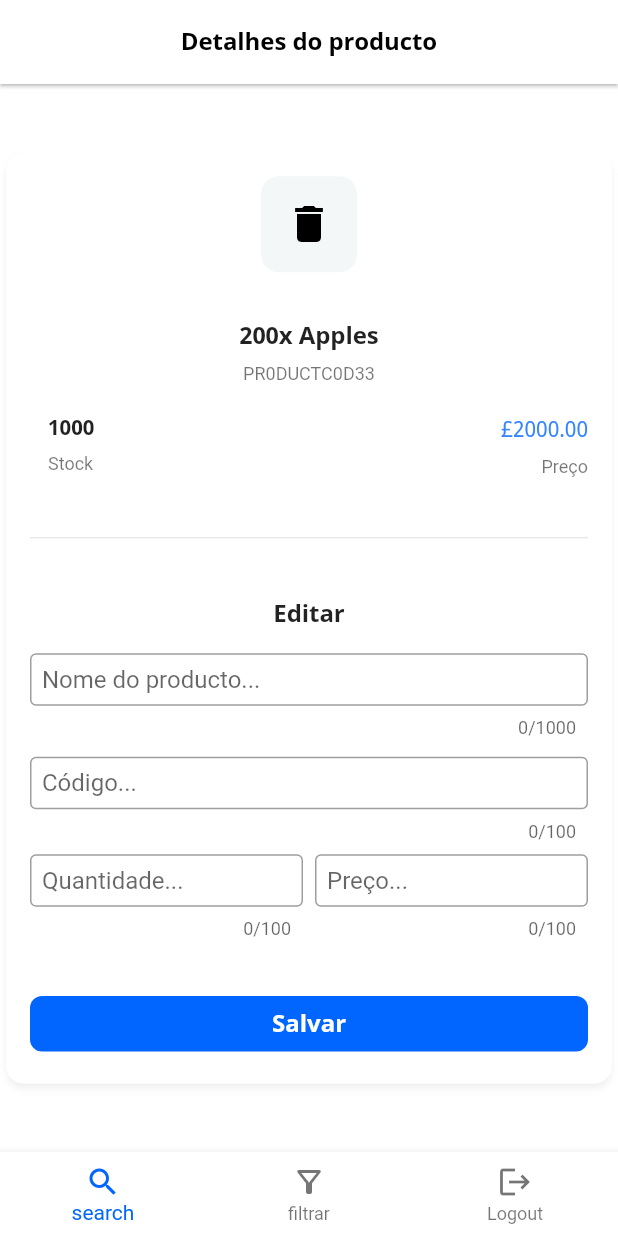
After one commit to Trindade7/product-manager, a Flutter app: the ProductDetailViewSm screen opened directly, on a phone screen of 412 x 824 dp. The commit adds this screen. Run offline on Flutter 3.47's test engine with Material 2 defaults, Android fonts, the phone set to English and light mode, and no system bars; our stand-ins replace bloc, equatable, flutter_bloc, flutter_svg, formz.

Commit message:
add: menu for big screens and products components

```diff
--- /dev/null
+++ b/lib/ui/views/widgets/edit_product_form.dart
@@ -0,0 +1,108 @@
+import 'package:flutter/material.dart';
+import 'package:product_manager/ui/styles.dart';
+import 'package:product_manager/ui/theme.dart';
+import 'package:product_manager/ui/views/widgets/separator_box.dart';
+
+class EditProductForm extends StatelessWidget {
+  const EditProductForm({
+    Key? key,
+    required this.theme,
+  }) : super(key: key);
+
+  final AppTheme theme;
+
+  @override
+  Widget build(BuildContext context) {
+    return Column(
+      children: [
+        Text(
+          'Editar',
+          style: TextStyles.h3,
+        ),
+        SeparatorBox.large(),
+        //Nome
+        TextField(
+          decoration: InputDecoration(
+            border: OutlineInputBorder(
+              borderRadius: Corners.smBorder,
+            ),
+            hintText: "Nome do producto...",
+            contentPadding: EdgeInsets.all(Insets.sm),
+            isDense: true,
+          ),
+          maxLines: 3,
+          minLines: 1,
+          maxLength: 1000,
+        ),
+        SeparatorBox.medium(),
+        // Código
+        TextField(
+          decoration: InputDecoration(
+            border: OutlineInputBorder(
+              borderRadius: Corners.smBorder,
+            ),
+            hintText: "Código...",
+            contentPadding: EdgeInsets.all(Insets.sm),
+            isDense: true,
+          ),
+          maxLength: 100,
+        ),
+        SeparatorBox.small(),
+        // Stock Preço
+        Row(
+          children: [
+            // Stock
+            Expanded(
+              child: TextField(
+                decoration: InputDecoration(
+                  border: OutlineInputBorder(
+                    borderRadius: Corners.smBorder,
+                  ),
+                  hintText: "Quantidade...",
+                  contentPadding: EdgeInsets.all(Insets.sm),
+                  isDense: true,
+                ),
+                maxLength: 100,
+              ),
+            ),
+            SeparatorBox.small(),
+            // Preço
+            Expanded(
+              child: TextField(
+                decoration: InputDecoration(
+                  border: OutlineInputBorder(
+                    borderRadius: Corners.smBorder,
+                  ),
+                  hintText: "Preço...",
+                  contentPadding: EdgeInsets.all(Insets.sm),
+                  isDense: true,
+                ),
+                maxLength: 100,
+              ),
+            ),
+          ],
+        ),
+        SeparatorBox.xLarge(),
+        Row(
+          children: [
+            Expanded(
+              child: TextButton(
+                onPressed: () {},
+                style: TextButton.styleFrom(
+                  backgroundColor: Theme.of(context).primaryColor,
+                  shape: RoundedRectangleBorder(
+                    borderRadius: Corners.mdBorder,
+                  ),
+                ),
+                child: Text(
+                  'Salvar',
+                  style: TextStyles.title1.copyWith(color: Colors.white),
+                ),
+              ),
+            ),
+          ],
+        ),
+      ],
+    );
+  }
+}
--- /dev/null
+++ b/lib/ui/views/widgets/product_detail_view_sm.dart
@@ -0,0 +1,72 @@
+import 'package:flutter/material.dart';
+import 'package:flutter/rendering.dart';
+import 'package:product_manager/ui/styles.dart';
+import 'package:product_manager/ui/theme.dart';
+import 'package:product_manager/ui/views/widgets/edit_product_form.dart';
+import 'package:product_manager/ui/views/widgets/product_summary.dart';
+import 'package:product_manager/ui/views/widgets/separator_box.dart';
+import 'package:provider/provider.dart';
+
+class ProductDetailViewSm extends StatelessWidget {
+  @override
+  Widget build(BuildContext context) {
+    AppTheme theme = context.watch();
+    return Scaffold(
+      appBar: AppBar(
+        title: Text(
+          'Detalhes do producto',
+          style: TextStyles.h3.copyWith(color: theme.mainTextColor),
+        ),
+        centerTitle: true,
+        backgroundColor: Theme.of(context).cardColor,
+        elevation: 1,
+      ),
+      bottomNavigationBar: BottomNavigationBar(
+        backgroundColor: Colors.white,
+        elevation: 5,
+        items: [
+          BottomNavigationBarItem(
+            icon: Icon(Icons.search),
+            label: 'search',
+          ),
+          BottomNavigationBarItem(
+            icon: Icon(Icons.filter_alt_outlined),
+            label: 'filtrar',
+          ),
+          BottomNavigationBarItem(
+            icon: Icon(Icons.logout),
+            label: 'Logout',
+          ),
+        ],
+      ),
+      body: Center(
+        child: SingleChildScrollView(
+          child: ConstrainedBox(
+            constraints: BoxConstraints(maxWidth: 450, minWidth: 300),
+            child: Container(
+              child: Card(
+                shape: RoundedRectangleBorder(
+                  borderRadius: Corners.lgBorder,
+                ),
+                elevation: 2,
+                shadowColor: Colors.black26,
+                child: Padding(
+                  padding: const EdgeInsets.all(Insets.lg),
+                  child: Column(
+                    children: [
+                      ProductSummary(theme: theme),
+                      SeparatorBox.xLarge(),
+                      Divider(),
+                      SeparatorBox.xLarge(),
+                      EditProductForm(theme: theme),
+                    ],
+                  ),
+                ),
+              ),
+            ),
+          ),
+        ),
+      ),
+    );
+  }
+}
--- /dev/null
+++ b/lib/ui/views/widgets/product_summary.dart
@@ -0,0 +1,86 @@
+import 'package:flutter/material.dart';
+import 'package:product_manager/ui/styles.dart';
+import 'package:product_manager/ui/theme.dart';
+import 'package:product_manager/ui/views/widgets/separator_box.dart';
+import 'package:product_manager/ui/views/widgets/square_icon_button.dart';
+
+class ProductSummary extends StatelessWidget {
+  const ProductSummary({
+    Key? key,
+    required this.theme,
+  }) : super(key: key);
+
+  final AppTheme theme;
+
+  @override
+  Widget build(BuildContext context) {
+    return Column(
+      children: [
+        SquareIconButton(
+          icon: Icon(
+            Icons.delete,
+            size: IconSizes.lg,
+            color: theme.mainTextColor,
+          ),
+          onPressedCallback: () {},
+          padding: Insets.lg,
+        ),
+        SeparatorBox.xLarge(),
+        //Nome
+        Text(
+          '200x Apples',
+          style: TextStyles.h3,
+        ),
+        SeparatorBox.small(),
+        // Código
+        Text(
+          'PR0DUCTC0D33',
+          style: Theme.of(context).textTheme.caption,
+        ),
+        SeparatorBox.large(),
+        Row(
+          crossAxisAlignment: CrossAxisAlignment.center,
+          children: [
+            SeparatorBox.medium(),
+            // Stock
+            Expanded(
+              flex: 10,
+              child: Column(
+                crossAxisAlignment: CrossAxisAlignment.start,
+                children: [
+                  Text(
+                    '1000',
+                    overflow: TextOverflow.ellipsis,
+                    style: TextStyles.title2,
+                  ),
+                  SeparatorBox.small(),
+                  Text(
+                    'Stock',
+                    style: Theme.of(context).textTheme.caption,
+                  ),
+                ],
+              ),
+            ),
+            SeparatorBox.medium(),
+            // Preço
+            Column(
+              crossAxisAlignment: CrossAxisAlignment.end,
+              children: [
+                Text(
+                  '£2000.00',
+                  style: TextStyles.body1
+                      .copyWith(color: theme.shift(theme.accent1, 0.1)),
+                ),
+                SeparatorBox.small(),
+                Text(
+                  'Preço',
+                  style: Theme.of(context).textTheme.caption,
+                ),
+              ],
+            )
+          ],
+        ),
+      ],
+    );
+  }
+}
```
Also changed, not shown: lib/ui/views/widget_preview_page/widget_preview_page.dart (+79 -218 lines).
